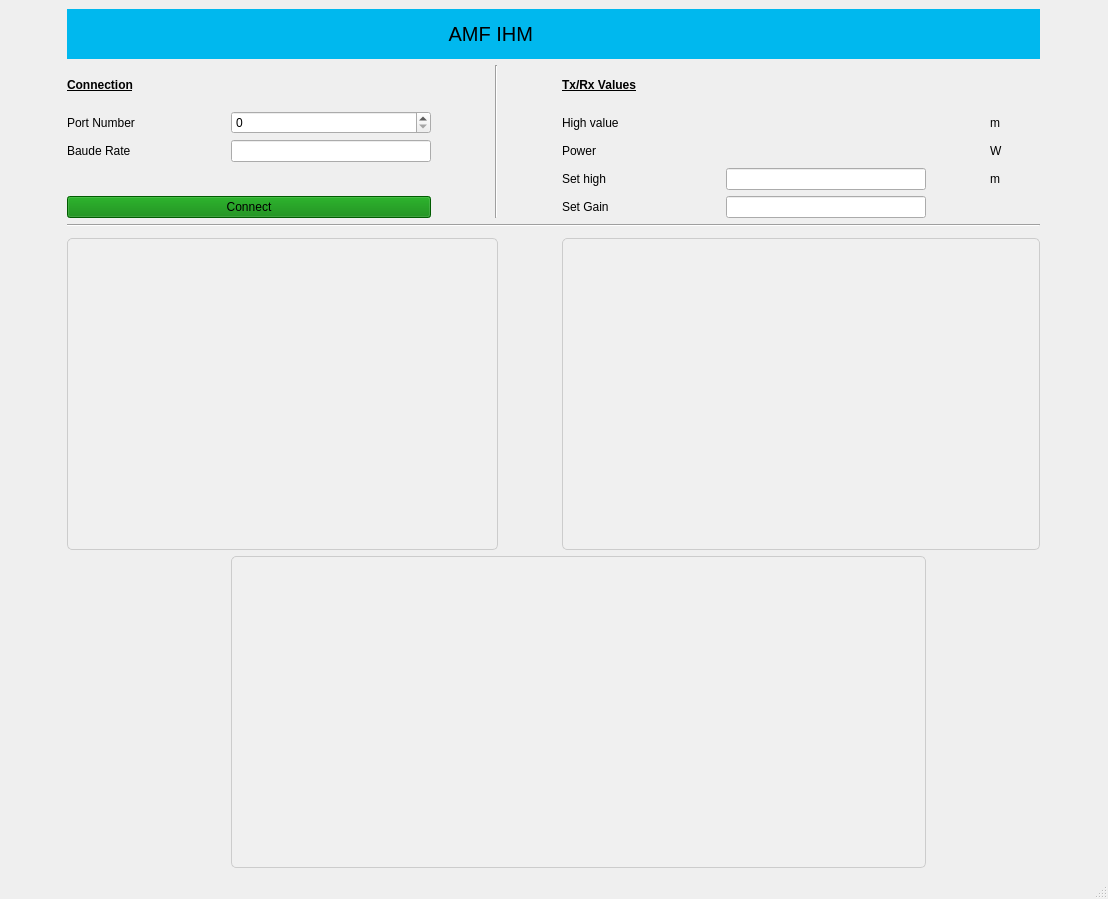
This is mainwindow.ui in omarabedk/Projet-IPS as Qt 5 draws it before an edit. The edited form follows.
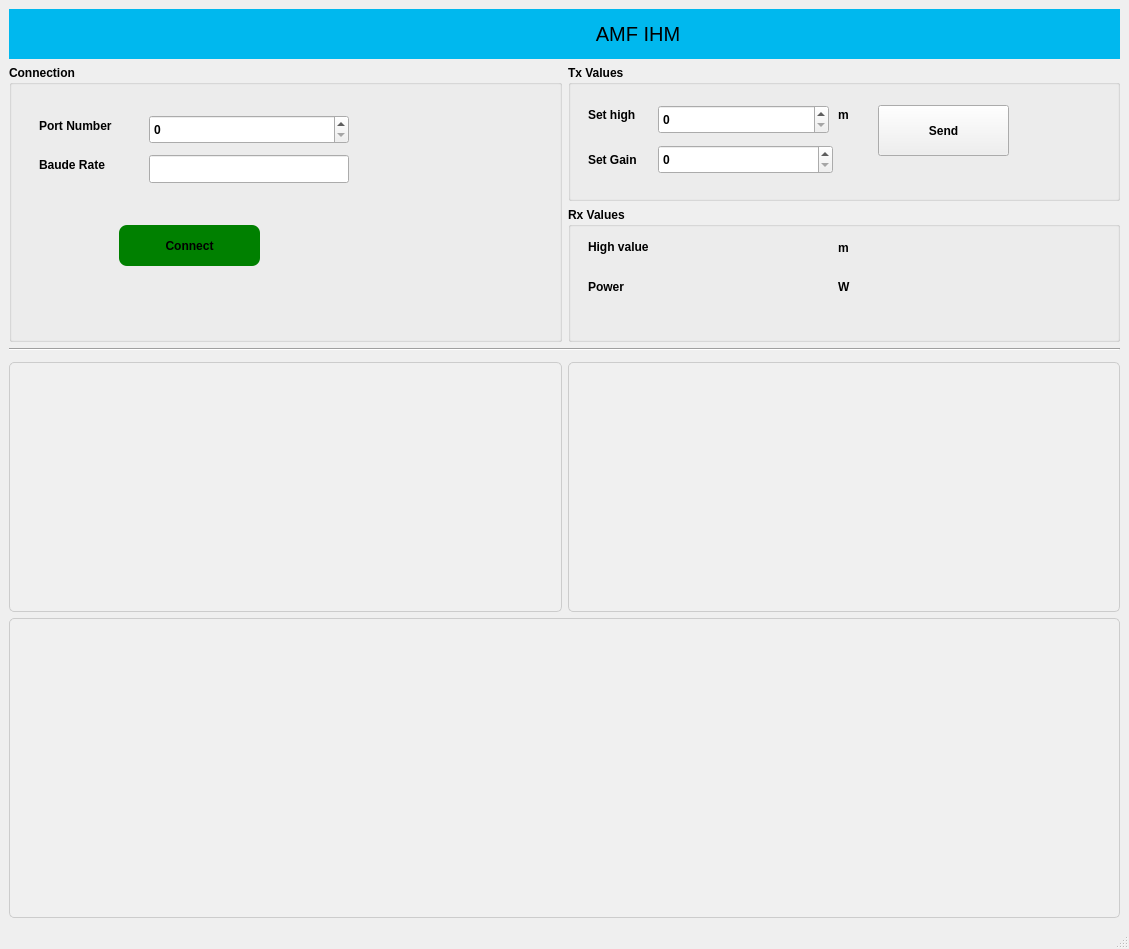
This is the edited form. Custom widgets are drawn as their Qt base class.

```diff
--- a/mainwindow.ui
+++ b/mainwindow.ui
@@ -6,8 +6,8 @@
    <rect>
     <x>0</x>
     <y>0</y>
-    <width>1108</width>
-    <height>899</height>
+    <width>1129</width>
+    <height>949</height>
    </rect>
   </property>
   <property name="windowTitle">
@@ -21,76 +21,347 @@
     <string notr="true"/>
    </property>
    <layout class="QGridLayout" name="gridLayout">
-    <item row="3" column="3">
-     <widget class="QLabel" name="label_4">
-      <property name="maximumSize">
+    <item row="9" column="5">
+     <widget class="QGroupBox" name="groupBox_2">
+      <property name="minimumSize">
        <size>
-        <width>100</width>
-        <height>16777215</height>
+        <width>500</width>
+        <height>100</height>
        </size>
       </property>
-      <property name="text">
-       <string>High value</string>
+      <property name="font">
+       <font>
+        <bold>true</bold>
+        <underline>false</underline>
+       </font>
       </property>
-     </widget>
-    </item>
-    <item row="4" column="4">
-     <widget class="QLabel" name="PowerValueLbl">
-      <property name="text">
-       <string/>
+      <property name="title">
+       <string>Rx Values</string>
       </property>
+      <widget class="QLabel" name="label_4">
+       <property name="geometry">
+        <rect>
+         <x>20</x>
+         <y>30</y>
+         <width>100</width>
+         <height>20</height>
+        </rect>
+       </property>
+       <property name="maximumSize">
+        <size>
+         <width>100</width>
+         <height>16777215</height>
+        </size>
+       </property>
+       <property name="text">
+        <string>High value</string>
+       </property>
+      </widget>
+      <widget class="QLabel" name="label_7">
+       <property name="geometry">
+        <rect>
+         <x>20</x>
+         <y>70</y>
+         <width>100</width>
+         <height>20</height>
+        </rect>
+       </property>
+       <property name="maximumSize">
+        <size>
+         <width>100</width>
+         <height>16777215</height>
+        </size>
+       </property>
+       <property name="text">
+        <string>Power</string>
+       </property>
+      </widget>
+      <widget class="QLabel" name="label_9">
+       <property name="geometry">
+        <rect>
+         <x>270</x>
+         <y>70</y>
+         <width>50</width>
+         <height>20</height>
+        </rect>
+       </property>
+       <property name="maximumSize">
+        <size>
+         <width>50</width>
+         <height>16777215</height>
+        </size>
+       </property>
+       <property name="text">
+        <string>W</string>
+       </property>
+      </widget>
+      <widget class="QLabel" name="label_8">
+       <property name="geometry">
+        <rect>
+         <x>270</x>
+         <y>30</y>
+         <width>51</width>
+         <height>21</height>
+        </rect>
+       </property>
+       <property name="text">
+        <string>m</string>
+       </property>
+      </widget>
+      <widget class="QLabel" name="highValueLbl">
+       <property name="geometry">
+        <rect>
+         <x>120</x>
+         <y>30</y>
+         <width>121</width>
+         <height>20</height>
+        </rect>
+       </property>
+       <property name="maximumSize">
+        <size>
+         <width>200</width>
+         <height>16777215</height>
+        </size>
+       </property>
+       <property name="text">
+        <string/>
+       </property>
+      </widget>
+      <widget class="QLabel" name="PowerValueLbl">
+       <property name="geometry">
+        <rect>
+         <x>110</x>
+         <y>70</y>
+         <width>131</width>
+         <height>21</height>
+        </rect>
+       </property>
+       <property name="text">
+        <string/>
+       </property>
+      </widget>
      </widget>
     </item>
-    <item row="3" column="1">
-     <widget class="QSpinBox" name="portNumberSpin">
-      <property name="maximumSize">
+    <item row="8" column="4" rowspan="2">
+     <widget class="QGroupBox" name="groupBox">
+      <property name="minimumSize">
        <size>
-        <width>200</width>
-        <height>16777215</height>
+        <width>400</width>
+        <height>100</height>
        </size>
       </property>
-     </widget>
-    </item>
-    <item row="3" column="0">
-     <widget class="QLabel" name="label_2">
       <property name="maximumSize">
        <size>
-        <width>100</width>
+        <width>16777215</width>
         <height>16777215</height>
        </size>
       </property>
-      <property name="text">
-       <string>Port Number</string>
+      <property name="font">
+       <font>
+        <bold>true</bold>
+       </font>
       </property>
+      <property name="title">
+       <string>Connection</string>
+      </property>
+      <widget class="QSpinBox" name="portNumberSpin">
+       <property name="geometry">
+        <rect>
+         <x>140</x>
+         <y>50</y>
+         <width>200</width>
+         <height>29</height>
+        </rect>
+       </property>
+       <property name="maximumSize">
+        <size>
+         <width>200</width>
+         <height>16777215</height>
+        </size>
+       </property>
+      </widget>
+      <widget class="QLabel" name="label_2">
+       <property name="geometry">
+        <rect>
+         <x>30</x>
+         <y>50</y>
+         <width>100</width>
+         <height>21</height>
+        </rect>
+       </property>
+       <property name="maximumSize">
+        <size>
+         <width>100</width>
+         <height>16777215</height>
+        </size>
+       </property>
+       <property name="text">
+        <string>Port Number</string>
+       </property>
+      </widget>
+      <widget class="QLineEdit" name="baudeRatetxt">
+       <property name="geometry">
+        <rect>
+         <x>140</x>
+         <y>90</y>
+         <width>200</width>
+         <height>28</height>
+        </rect>
+       </property>
+       <property name="maximumSize">
+        <size>
+         <width>200</width>
+         <height>16777215</height>
+        </size>
+       </property>
+      </widget>
+      <widget class="QLabel" name="label_3">
+       <property name="geometry">
+        <rect>
+         <x>30</x>
+         <y>90</y>
+         <width>100</width>
+         <height>20</height>
+        </rect>
+       </property>
+       <property name="maximumSize">
+        <size>
+         <width>100</width>
+         <height>16777215</height>
+        </size>
+       </property>
+       <property name="text">
+        <string>Baude Rate</string>
+       </property>
+      </widget>
+      <widget class="QPushButton" name="ConnectBttn">
+       <property name="geometry">
+        <rect>
+         <x>110</x>
+         <y>160</y>
+         <width>141</width>
+         <height>41</height>
+        </rect>
+       </property>
+       <property name="maximumSize">
+        <size>
+         <width>20000</width>
+         <height>16777215</height>
+        </size>
+       </property>
+       <property name="styleSheet">
+        <string notr="true">background-color: green; border-radius: 8px
+</string>
+       </property>
+       <property name="text">
+        <string>Connect</string>
+       </property>
+      </widget>
      </widget>
     </item>
-    <item row="5" column="3">
-     <widget class="QLabel" name="label_5">
-      <property name="maximumSize">
+    <item row="8" column="5">
+     <widget class="QGroupBox" name="groupBox_3">
+      <property name="minimumSize">
        <size>
-        <width>100</width>
-        <height>16777215</height>
+        <width>400</width>
+        <height>115</height>
        </size>
       </property>
-      <property name="text">
-       <string>Set high</string>
+      <property name="font">
+       <font>
+        <bold>true</bold>
+       </font>
       </property>
+      <property name="title">
+       <string>Tx Values</string>
+      </property>
+      <widget class="QSpinBox" name="setHightxt">
+       <property name="geometry">
+        <rect>
+         <x>90</x>
+         <y>40</y>
+         <width>171</width>
+         <height>29</height>
+        </rect>
+       </property>
+      </widget>
+      <widget class="QLabel" name="label_12">
+       <property name="geometry">
+        <rect>
+         <x>270</x>
+         <y>40</y>
+         <width>31</width>
+         <height>20</height>
+        </rect>
+       </property>
+       <property name="text">
+        <string>m</string>
+       </property>
+      </widget>
+      <widget class="QLabel" name="label_5">
+       <property name="geometry">
+        <rect>
+         <x>20</x>
+         <y>40</y>
+         <width>61</width>
+         <height>20</height>
+        </rect>
+       </property>
+       <property name="maximumSize">
+        <size>
+         <width>100</width>
+         <height>16777215</height>
+        </size>
+       </property>
+       <property name="text">
+        <string>Set high</string>
+       </property>
+      </widget>
+      <widget class="QLabel" name="label_6">
+       <property name="geometry">
+        <rect>
+         <x>20</x>
+         <y>80</y>
+         <width>61</width>
+         <height>29</height>
+        </rect>
+       </property>
+       <property name="maximumSize">
+        <size>
+         <width>100</width>
+         <height>16777215</height>
+        </size>
+       </property>
+       <property name="text">
+        <string>Set Gain</string>
+       </property>
+      </widget>
+      <widget class="QSpinBox" name="setGaintxt">
+       <property name="geometry">
+        <rect>
+         <x>90</x>
+         <y>80</y>
+         <width>175</width>
+         <height>29</height>
+        </rect>
+       </property>
+      </widget>
+      <widget class="QPushButton" name="sendBttn">
+       <property name="geometry">
+        <rect>
+         <x>310</x>
+         <y>40</y>
+         <width>131</width>
+         <height>51</height>
+        </rect>
+       </property>
+       <property name="text">
+        <string>Send</string>
+       </property>
+      </widget>
      </widget>
     </item>
-    <item row="5" column="0" colspan="2">
-     <spacer name="horizontalSpacer_3">
-      <property name="orientation">
-       <enum>Qt::Horizontal</enum>
-      </property>
-      <property name="sizeHint" stdset="0">
-       <size>
-        <width>40</width>
-        <height>10</height>
-       </size>
-      </property>
-     </spacer>
-    </item>
-    <item row="12" column="0" colspan="3">
+    <item row="18" column="4">
      <widget class="QCustomPlot" name="HighTimeGraph" native="true">
       <property name="minimumSize">
        <size>
@@ -113,29 +384,41 @@
       </property>
      </widget>
     </item>
-    <item row="2" column="3">
-     <widget class="QLabel" name="label_11">
-      <property name="maximumSize">
+    <item row="18" column="5">
+     <widget class="QCustomPlot" name="PowerTimeGraph" native="true">
+      <property name="styleSheet">
+       <string notr="true">#PowerTimeGraph {
+            background-color: #f0f0f0; /* Set background color */
+            border: 1px solid #ccc; /* Add a border */
+            border-radius: 5px; /* Round the corners */
+        }</string>
+      </property>
+     </widget>
+    </item>
+    <item row="19" column="4" colspan="2">
+     <widget class="QCustomPlot" name="PowerHighGraph" native="true">
+      <property name="minimumSize">
        <size>
-        <width>16777215</width>
-        <height>40</height>
+        <width>0</width>
+        <height>300</height>
        </size>
       </property>
-      <property name="font">
-       <font>
-        <bold>true</bold>
-        <underline>true</underline>
-       </font>
+      <property name="baseSize">
+       <size>
+        <width>300</width>
+        <height>300</height>
+       </size>
       </property>
       <property name="styleSheet">
-       <string notr="true"/>
+       <string notr="true"> #PowerHighGraph {
+            background-color: #f0f0f0; /* Set background color */
+            border: 1px solid #ccc; /* Add a border */
+            border-radius: 5px; /* Round the corners */
+        }</string>
       </property>
-      <property name="text">
-       <string>Tx/Rx Values</string>
-      </property>
      </widget>
     </item>
-    <item row="1" column="0" colspan="6">
+    <item row="1" column="4" colspan="2">
      <widget class="QLabel" name="label">
       <property name="maximumSize">
        <size>
@@ -147,108 +430,18 @@
        <string notr="true">font-size: 20px;text-align: center;background-color: #00B8EE;</string>
       </property>
       <property name="text">
-       <string>                                                                     AMF IHM</string>
+       <string>                                                                                                          AMF IHM</string>
       </property>
      </widget>
     </item>
-    <item row="4" column="3">
-     <widget class="QLabel" name="label_7">
-      <property name="maximumSize">
-       <size>
-        <width>100</width>
-        <height>16777215</height>
-       </size>
+    <item row="16" column="4" colspan="2">
+     <widget class="Line" name="line">
+      <property name="orientation">
+       <enum>Qt::Horizontal</enum>
       </property>
-      <property name="text">
-       <string>Power</string>
-      </property>
      </widget>
     </item>
-    <item row="2" column="0" colspan="2">
-     <widget class="QLabel" name="label_10">
-      <property name="maximumSize">
-       <size>
-        <width>16777215</width>
-        <height>40</height>
-       </size>
-      </property>
-      <property name="font">
-       <font>
-        <bold>true</bold>
-        <underline>true</underline>
-       </font>
-      </property>
-      <property name="text">
-       <string>Connection</string>
-      </property>
-     </widget>
-    </item>
-    <item row="4" column="5">
-     <widget class="QLabel" name="label_9">
-      <property name="maximumSize">
-       <size>
-        <width>50</width>
-        <height>16777215</height>
-       </size>
-      </property>
-      <property name="text">
-       <string>W</string>
-      </property>
-     </widget>
-    </item>
-    <item row="3" column="4">
-     <widget class="QLabel" name="highValueLbl">
-      <property name="maximumSize">
-       <size>
-        <width>200</width>
-        <height>16777215</height>
-       </size>
-      </property>
-      <property name="text">
-       <string/>
-      </property>
-     </widget>
-    </item>
-    <item row="6" column="0" colspan="2">
-     <widget class="QPushButton" name="ConnectBttn">
-      <property name="maximumSize">
-       <size>
-        <width>20000</width>
-        <height>16777215</height>
-       </size>
-      </property>
-      <property name="styleSheet">
-       <string notr="true">background-color: green;</string>
-      </property>
-      <property name="text">
-       <string>Connect</string>
-      </property>
-     </widget>
-    </item>
-    <item row="4" column="0">
-     <widget class="QLabel" name="label_3">
-      <property name="maximumSize">
-       <size>
-        <width>100</width>
-        <height>16777215</height>
-       </size>
-      </property>
-      <property name="text">
-       <string>Baude Rate</string>
-      </property>
-     </widget>
-    </item>
-    <item row="6" column="4">
-     <widget class="QLineEdit" name="setGaintxt">
-      <property name="maximumSize">
-       <size>
-        <width>200</width>
-        <height>16777215</height>
-       </size>
-      </property>
-     </widget>
-    </item>
-    <item row="11" column="0" colspan="6">
+    <item row="17" column="4" colspan="2">
      <spacer name="horizontalSpacer_2">
       <property name="orientation">
        <enum>Qt::Horizontal</enum>
@@ -261,95 +454,6 @@
       </property>
      </spacer>
     </item>
-    <item row="2" column="2" rowspan="5">
-     <widget class="Line" name="line_2">
-      <property name="orientation">
-       <enum>Qt::Vertical</enum>
-      </property>
-     </widget>
-    </item>
-    <item row="12" column="3" colspan="3">
-     <widget class="QCustomPlot" name="PowerTimeGraph" native="true">
-      <property name="styleSheet">
-       <string notr="true">#PowerTimeGraph {
-            background-color: #f0f0f0; /* Set background color */
-            border: 1px solid #ccc; /* Add a border */
-            border-radius: 5px; /* Round the corners */
-        }</string>
-      </property>
-     </widget>
-    </item>
-    <item row="10" column="0" colspan="6">
-     <widget class="Line" name="line">
-      <property name="orientation">
-       <enum>Qt::Horizontal</enum>
-      </property>
-     </widget>
-    </item>
-    <item row="4" column="1">
-     <widget class="QLineEdit" name="baudeRatetxt">
-      <property name="maximumSize">
-       <size>
-        <width>200</width>
-        <height>16777215</height>
-       </size>
-      </property>
-     </widget>
-    </item>
-    <item row="6" column="3">
-     <widget class="QLabel" name="label_6">
-      <property name="maximumSize">
-       <size>
-        <width>100</width>
-        <height>16777215</height>
-       </size>
-      </property>
-      <property name="text">
-       <string>Set Gain</string>
-      </property>
-     </widget>
-    </item>
-    <item row="5" column="4">
-     <widget class="QLineEdit" name="setHightxt">
-      <property name="maximumSize">
-       <size>
-        <width>200</width>
-        <height>16777215</height>
-       </size>
-      </property>
-     </widget>
-    </item>
-    <item row="3" column="5">
-     <widget class="QLabel" name="label_8">
-      <property name="text">
-       <string>m</string>
-      </property>
-     </widget>
-    </item>
-    <item row="5" column="5">
-     <widget class="QLabel" name="label_12">
-      <property name="text">
-       <string>m</string>
-      </property>
-     </widget>
-    </item>
-    <item row="13" column="1" colspan="4">
-     <widget class="QCustomPlot" name="PowerHighGraph" native="true">
-      <property name="baseSize">
-       <size>
-        <width>300</width>
-        <height>300</height>
-       </size>
-      </property>
-      <property name="styleSheet">
-       <string notr="true"> #PowerHighGraph {
-            background-color: #f0f0f0; /* Set background color */
-            border: 1px solid #ccc; /* Add a border */
-            border-radius: 5px; /* Round the corners */
-        }</string>
-      </property>
-     </widget>
-    </item>
    </layout>
   </widget>
   <widget class="QMenuBar" name="menubar">
```
Left out of the diff: 4 changed lines with no effect on the pictures.
